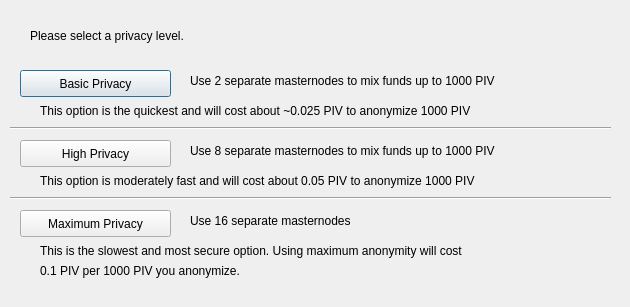
This is src/qt/forms/obfuscationconfig.ui in eons-finance/ALQO as Qt 5 draws it before an edit. The edited form follows.
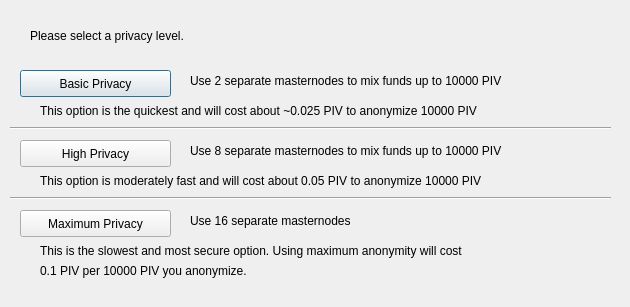
This is the edited form.

```diff
--- a/src/qt/forms/obfuscationconfig.ui
+++ b/src/qt/forms/obfuscationconfig.ui
@@ -75,7 +75,7 @@
     </rect>
    </property>
    <property name="text">
-    <string>Use 2 separate masternodes to mix funds up to 1000 PIV</string>
+    <string>Use 2 separate masternodes to mix funds up to 10000 PIV</string>
    </property>
   </widget>
   <widget class="QLabel" name="label_3">
@@ -88,7 +88,7 @@
     </rect>
    </property>
    <property name="text">
-    <string>Use 8 separate masternodes to mix funds up to 1000 PIV</string>
+    <string>Use 8 separate masternodes to mix funds up to 10000 PIV</string>
    </property>
   </widget>
   <widget class="QLabel" name="label_4">
@@ -114,7 +114,7 @@
     </rect>
    </property>
    <property name="text">
-    <string>This option is the quickest and will cost about ~0.025 PIV to anonymize 1000 PIV</string>
+    <string>This option is the quickest and will cost about ~0.025 PIV to anonymize 10000 PIV</string>
    </property>
   </widget>
   <widget class="QLabel" name="label_7">
@@ -127,7 +127,7 @@
     </rect>
    </property>
    <property name="text">
-    <string>This option is moderately fast and will cost about 0.05 PIV to anonymize 1000 PIV</string>
+    <string>This option is moderately fast and will cost about 0.05 PIV to anonymize 10000 PIV</string>
    </property>
   </widget>
   <widget class="QLabel" name="label_8">
@@ -153,7 +153,7 @@
     </rect>
    </property>
    <property name="text">
-    <string>0.1 PIV per 1000 PIV you anonymize.</string>
+    <string>0.1 PIV per 10000 PIV you anonymize.</string>
    </property>
   </widget>
   <widget class="Line" name="line">
```
